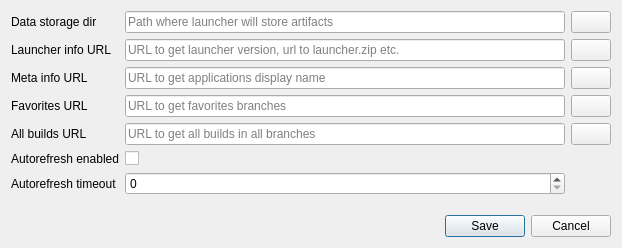
Qt form Programs/Launcher/DataQt/preferencesdialog.ui (xaoctech/dava.engine) before a commit.
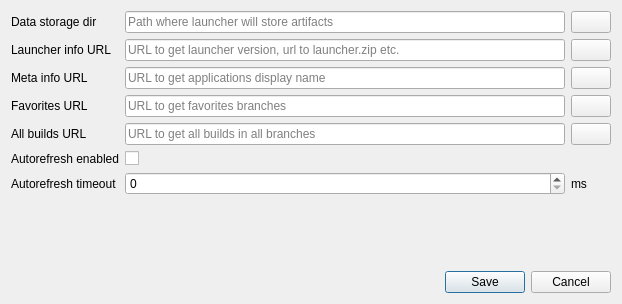
The same form after that commit. Icons and pictures are not drawn.

```diff
--- a/Programs/Launcher/DataQt/preferencesdialog.ui
+++ b/Programs/Launcher/DataQt/preferencesdialog.ui
@@ -7,7 +7,7 @@
     <x>0</x>
     <y>0</y>
     <width>622</width>
-    <height>248</height>
+    <height>304</height>
    </rect>
   </property>
   <property name="windowTitle">
@@ -201,6 +201,13 @@
        </property>
       </widget>
      </item>
+     <item row="6" column="2">
+      <widget class="QLabel" name="label_8">
+       <property name="text">
+        <string>ms</string>
+       </property>
+      </widget>
+     </item>
     </layout>
    </item>
    <item>
```
